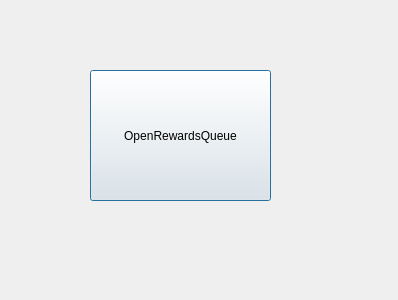
The window that src/RewardsTheaterSettings.ui (gottagofaster236/RewardsTheater) describes before a commit, drawn with Qt 5.
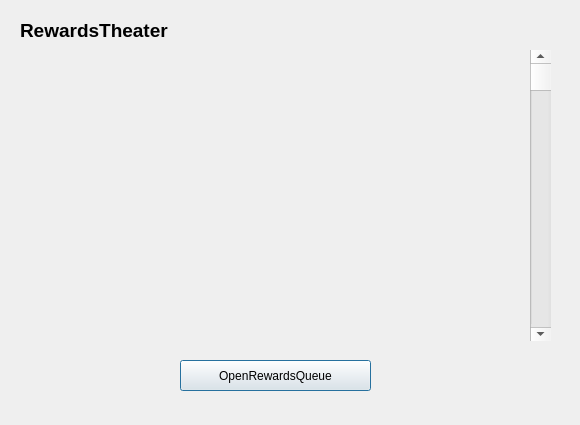
The same window after the commit.

Patch:
```diff
--- a/src/RewardsTheaterSettings.ui
+++ b/src/RewardsTheaterSettings.ui
@@ -6,8 +6,8 @@
    <rect>
     <x>0</x>
     <y>0</y>
-    <width>398</width>
-    <height>300</height>
+    <width>580</width>
+    <height>425</height>
    </rect>
   </property>
   <property name="windowTitle">
@@ -16,16 +16,51 @@
   <widget class="QPushButton" name="pushButton">
    <property name="geometry">
     <rect>
-     <x>90</x>
-     <y>70</y>
-     <width>181</width>
-     <height>131</height>
+     <x>180</x>
+     <y>360</y>
+     <width>191</width>
+     <height>31</height>
     </rect>
    </property>
    <property name="text">
     <string>OpenRewardsQueue</string>
    </property>
   </widget>
+  <widget class="QLabel" name="label">
+   <property name="geometry">
+    <rect>
+     <x>20</x>
+     <y>20</y>
+     <width>251</width>
+     <height>21</height>
+    </rect>
+   </property>
+   <property name="font">
+    <font>
+     <pointsize>14</pointsize>
+     <bold>true</bold>
+    </font>
+   </property>
+   <property name="locale">
+    <locale language="English" country="UnitedStates"/>
+   </property>
+   <property name="text">
+    <string>RewardsTheater</string>
+   </property>
+  </widget>
+  <widget class="QScrollBar" name="verticalScrollBar">
+   <property name="geometry">
+    <rect>
+     <x>530</x>
+     <y>50</y>
+     <width>21</width>
+     <height>291</height>
+    </rect>
+   </property>
+   <property name="orientation">
+    <enum>Qt::Vertical</enum>
+   </property>
+  </widget>
  </widget>
  <resources/>
  <connections/>
```
Left out of the diff: 3 changed lines with no effect on the pictures.
